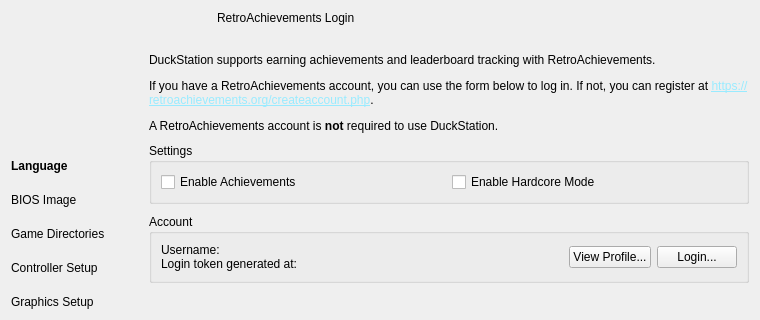
Above: src/duckstation-qt/setupwizarddialog.ui from kofxi3584karlayang/duckstation before the change; both pictures show x 0 to 760 and y 0 to 320 of the 760 by 480 pixel window. Below: the same form after it.
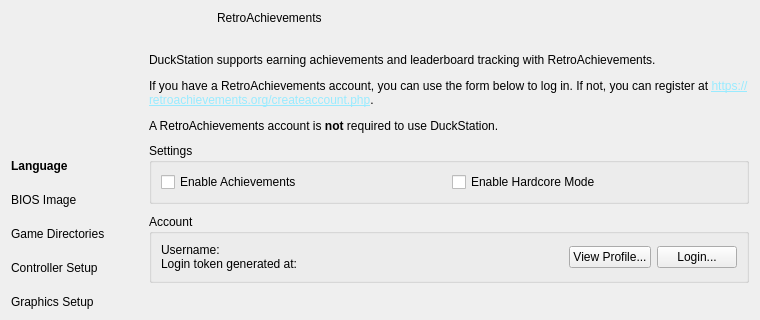
That is the form after the change. The open tabs and pages were chosen to show the change. Icons and pictures are not drawn.

Commit message: Qt: Fix setup wizard achievements page title

Diff of the .ui file:
```diff
--- a/src/duckstation-qt/setupwizarddialog.ui
+++ b/src/duckstation-qt/setupwizarddialog.ui
@@ -995,7 +995,7 @@
             </size>
            </property>
            <property name="text">
-            <string comment="Header text">RetroAchievements Login</string>
+            <string comment="Header text">RetroAchievements</string>
            </property>
            <property name="alignment">
             <set>Qt::AlignmentFlag::AlignLeading|Qt::AlignmentFlag::AlignLeft|Qt::AlignmentFlag::AlignTop</set>
```
